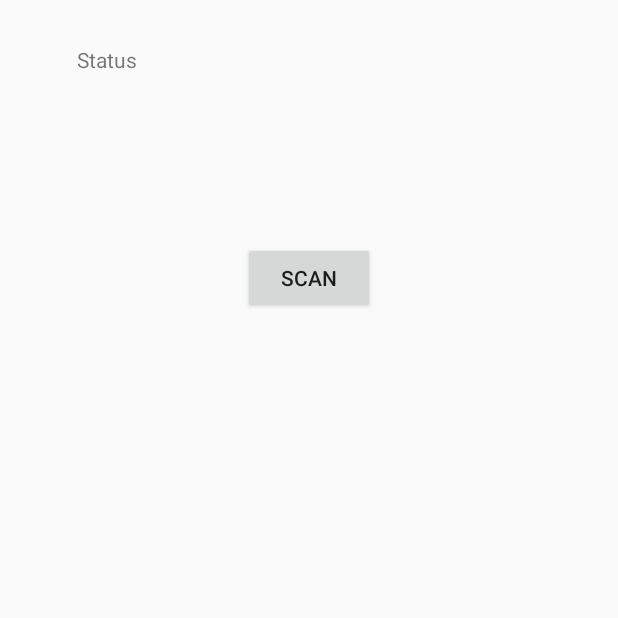
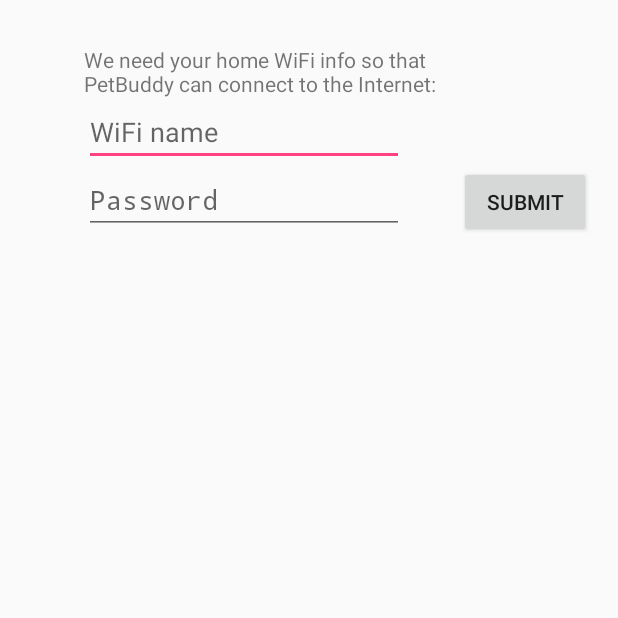
Before and after one commit to ukhan2014/petbuddy-android-app, an Android app: the SearchSSIDs screen opened directly, with no data from a screen before it, on a phone screen of 412 x 824 dp, the top half of it. Run offline under Robolectric (Android 15) with nearby library versions, the light colour scheme and no system bars.

Commit message:
* Cleaned up layout and code in SearchSSIDs activity * Now home wifi info is taken before connect button is shown

```diff
--- a/app/src/main/java/com/kodiakapps/petbuddy/SearchSSIDs.java
+++ b/app/src/main/java/com/kodiakapps/petbuddy/SearchSSIDs.java
@@ -6,17 +6,15 @@
 import android.content.Intent;
 import android.content.IntentFilter;
 import android.net.wifi.ScanResult;
+import android.net.wifi.WifiConfiguration;
 import android.net.wifi.WifiManager;
 import android.os.Bundle;
+import android.util.Log;
 import android.view.View;
 import android.widget.Button;
-import android.widget.ListView;
-import android.widget.SimpleAdapter;
+import android.widget.EditText;
 import android.widget.TextView;
 import android.widget.Toast;
-
-import java.util.ArrayList;
-import java.util.HashMap;
 import java.util.List;
 
 /**
@@ -25,15 +23,20 @@
 
 public class SearchSSIDs extends Activity implements View.OnClickListener
 {
+    private static final String TAG = "PetBuddy";
+    private static final String DEVICE_SERIAL = "serialno";
+    private String deviceName = "";
+    private String homeWifiSSID = "";
+    private String homeWifiPSK = "";
+
     WifiManager wifi;
-    ListView lv;
     TextView textStatus;
+    TextView connectNetworkTV;
     Button buttonScan;
-    int size = 0;
+    Button buttonWifiInfoSubmit;
+    EditText homeSsidEt;
+    EditText homePskEt;
     List<ScanResult> results;
-
-    String ITEM_KEY = "key";
-    ArrayList<HashMap<String, String>> arraylist = new ArrayList<HashMap<String, String>>();
 
     /* Called when the activity is first created. */
     @Override
@@ -43,9 +46,35 @@
         setContentView(R.layout.search_ssid);
 
         textStatus = (TextView) findViewById(R.id.textStatus);
+        textStatus.setVisibility(View.INVISIBLE);
+        connectNetworkTV = (TextView) findViewById(R.id.connectNetworkTV);
+        connectNetworkTV.setVisibility(View.INVISIBLE);
         buttonScan = (Button) findViewById(R.id.buttonScan);
         buttonScan.setOnClickListener(this);
-        lv = (ListView)findViewById(R.id.list);
+        buttonScan.setVisibility(View.INVISIBLE);
+
+        buttonWifiInfoSubmit = (Button) findViewById(R.id.submitWifiInfoButton);
+        buttonWifiInfoSubmit.setOnClickListener(this);
+
+        homeSsidEt = (EditText) findViewById(R.id.enterSsid);
+        homePskEt = (EditText) findViewById(R.id.enterPsk);
+
+        final String serialno;
+        if (savedInstanceState == null) {
+            Bundle extras = getIntent().getExtras();
+            if(extras == null) {
+                serialno= null;
+            } else {
+                serialno= extras.getString(DEVICE_SERIAL);
+            }
+        } else {
+            serialno= (String) savedInstanceState.getSerializable(DEVICE_SERIAL);
+        }
+
+        deviceName = "PBD" + serialno;
+
+        Log.d(TAG, "deviceName is: " + deviceName);
+        Log.d(TAG, "PSK is: " + serialno);
 
         wifi = (WifiManager) getSystemService(Context.WIFI_SERVICE);
         if (wifi.isWifiEnabled() == false)
@@ -62,11 +91,26 @@
                 Toast.makeText(getApplicationContext(), "got Scan Results", Toast.LENGTH_LONG).show();
                 textStatus.setText("Receiving");
                 results = wifi.getScanResults();
-                if(results.toString().contains("Elo_Guest")) {
-                    Toast.makeText(getApplicationContext(), "Elo_Guest Found", Toast.LENGTH_LONG).show();
+                if(results.toString().contains(deviceName)) {
+                    Toast.makeText(getApplicationContext(), "PetBuddy Found!", Toast.LENGTH_LONG).show();
+
+                    WifiConfiguration myWiFiConfig = new WifiConfiguration();
+                    myWiFiConfig.preSharedKey = "\"" + serialno + "\"";
+                    myWiFiConfig.SSID = "\"" + deviceName + "\"";
+                    myWiFiConfig.status = WifiConfiguration.Status.ENABLED;
+                    myWiFiConfig.allowedGroupCiphers.set(WifiConfiguration.GroupCipher.TKIP);
+                    myWiFiConfig.allowedGroupCiphers.set(WifiConfiguration.GroupCipher.CCMP);
+                    myWiFiConfig.allowedKeyManagement.set(WifiConfiguration.KeyMgmt.WPA_PSK);
+                    myWiFiConfig.allowedPairwiseCiphers.set(WifiConfiguration.PairwiseCipher.TKIP);
+                    myWiFiConfig.allowedPairwiseCiphers.set(WifiConfiguration.PairwiseCipher.CCMP);
+                    myWiFiConfig.allowedProtocols.set(WifiConfiguration.Protocol.RSN);
+                    int res = wifi.addNetwork(myWiFiConfig);
+                    Log.d(TAG, "addNetwork returned " + res );
+                    boolean  networkEnabled = wifi.enableNetwork(res, true);
+                    Log.d(TAG, "enableNetwork returned " + networkEnabled );
                 }
                 else {
-                    Toast.makeText(getApplicationContext(), "Not Found", Toast.LENGTH_LONG).show();
+                    Toast.makeText(getApplicationContext(), "Could not find your PetBuddy :(", Toast.LENGTH_LONG).show();
                 }
 
             }
@@ -75,10 +119,34 @@
 
     public void onClick(View view)
     {
-        arraylist.clear();
-        wifi.startScan();
+        switch(view.getId())
+        {
+            case R.id.buttonScan:
+                Log.d(TAG, "Starting WiFi scan");
+                wifi.startScan();
 
-        Toast.makeText(this, "Scanning...", Toast.LENGTH_SHORT).show();
-        textStatus.setText("Scanning");
+                Toast.makeText(this, "Scanning...", Toast.LENGTH_SHORT).show();
+                textStatus.setText("Scanning");
+                break;
+
+            case R.id.submitWifiInfoButton:
+
+
+                homeWifiSSID = homeSsidEt.getText().toString();
+                homeWifiPSK = homePskEt.getText().toString();
+
+                homeSsidEt.setVisibility(View.GONE);
+                homePskEt.setVisibility(View.GONE);
+                buttonWifiInfoSubmit.setVisibility(View.GONE);
+                TextView enterWifiInfo = (TextView) findViewById(R.id.enterWifiInfo);
+                enterWifiInfo.setVisibility(View.GONE);
+
+                textStatus.setVisibility(View.VISIBLE);
+                connectNetworkTV.setVisibility(View.VISIBLE);
+                buttonScan.setVisibility(View.VISIBLE);
+                Log.d(TAG, "User input ssid=" + homeWifiSSID + "  psk=" + homeWifiPSK);
+                break;
+        }
+
     }
 }
--- a/app/src/main/res/layout/search_ssid.xml
+++ b/app/src/main/res/layout/search_ssid.xml
@@ -8,30 +8,70 @@
         android:id="@+id/textStatus"
         android:layout_width="300dp"
         android:layout_height="wrap_content"
-        android:layout_alignParentLeft="true"
-        android:layout_alignParentStart="true"
-        android:layout_alignParentTop="true"
-        android:layout_marginLeft="51dp"
-        android:layout_marginStart="51dp"
-        android:layout_marginTop="30dp"
-        android:text="Status" />
+        android:text="Status"
+        android:layout_alignBottom="@+id/buttonScan"
+        android:layout_centerHorizontal="true" />
 
     <Button
         android:id="@+id/buttonScan"
         android:layout_width="wrap_content"
         android:layout_height="wrap_content"
-        android:text="scan"
-        android:layout_below="@+id/textStatus"
-        android:layout_centerHorizontal="true"
-        android:layout_marginTop="112dp" />
+        android:text="connect"
+        android:layout_below="@+id/connectNetworkTV"
+        android:layout_alignEnd="@+id/connectNetworkTV" />
 
-    <ListView
-        android:id="@+id/list"
-        android:layout_width="match_parent"
-        android:layout_height="match_parent"
-        android:layout_below="@+id/buttonScan"
-        android:layout_marginTop="38dp"
+    <TextView
+        android:id="@+id/enterWifiInfo"
+        android:layout_width="280dp"
+        android:layout_height="wrap_content"
+        android:text="@string/home_wifi_info"
+        android:layout_alignParentTop="false"
+        android:layout_alignLeft="@+id/textStatus"
+        android:layout_alignStart="@+id/textStatus"
+        android:layout_marginTop="30dp" />
+
+    <EditText
+        android:id="@+id/enterSsid"
+        android:layout_width="wrap_content"
+        android:layout_height="wrap_content"
+        android:layout_alignLeft="@+id/enterWifiInfo"
+        android:layout_alignStart="@+id/enterWifiInfo"
+        android:layout_below="@+id/enterWifiInfo"
+        android:ems="10"
+        android:hint="WiFi name"
+        android:inputType="textPersonName" />
+
+    <EditText
+        android:id="@+id/enterPsk"
+        android:layout_width="wrap_content"
+        android:layout_height="wrap_content"
+        android:layout_alignLeft="@+id/enterSsid"
+        android:layout_alignStart="@+id/enterSsid"
+        android:layout_below="@+id/enterSsid"
+        android:ems="10"
+        android:hint="Password"
+        android:inputType="textPassword" />
+
+    <Button
+        android:id="@+id/submitWifiInfoButton"
+        android:layout_width="wrap_content"
+        android:layout_height="wrap_content"
+        android:layout_alignBaseline="@+id/enterPsk"
+        android:layout_alignBottom="@+id/enterPsk"
+        android:layout_alignParentEnd="true"
         android:layout_alignParentRight="true"
-        android:layout_alignParentEnd="true" />
+        android:layout_marginEnd="18dp"
+        android:layout_marginRight="18dp"
+        android:text="submit" />
+
+    <TextView
+        android:id="@+id/connectNetworkTV"
+        android:layout_width="300dp"
+        android:layout_height="wrap_content"
+        android:text="@string/connect_device_info"
+        android:layout_below="@+id/submitWifiInfoButton"
+        android:layout_alignLeft="@+id/enterPsk"
+        android:layout_alignStart="@+id/enterPsk"
+        android:layout_marginTop="45dp" />
 
 </RelativeLayout>
--- a/app/src/main/res/values/strings.xml
+++ b/app/src/main/res/values/strings.xml
@@ -24,4 +24,8 @@
     <string name="permission_camera_rationale">Access to the camera is needed for detection</string>
     <string name="no_camera_permission">This application cannot run because it does not have the camera permission.  The application will now exit.</string>
     <string name="low_storage_error">Face detector dependencies cannot be downloaded due to low device storage</string>
+
+    <string name="connect_device_info">"Now let's try and get your PetBuddy device connected to your home network:"</string>
+    <string name="home_wifi_info">"We need your home WiFi info so that PetBuddy can connect to the Internet:"</string>
+
 </resources>
```
